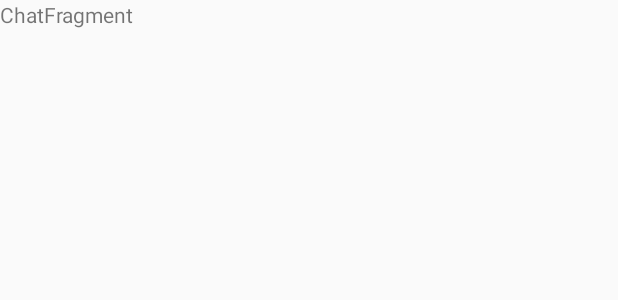
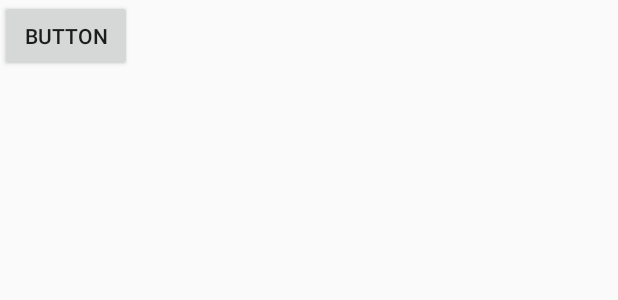
Before and after one commit to Pantsoffski/AuthorChatForAndroid, an Android app: the layout chat_fragment.xml on its own in the app's theme, with its tools: preview values and no code run, on a phone screen of 412 x 824 dp. Shown: the top 300 px of the screen. Run offline under Robolectric (Android 15) with nearby library versions, the phone set to English and light mode, and no system bars.

Commit message:
Started Chat Fragment development.

```diff
--- a/app/src/main/java/pl/ordin/authorchat/app/AppComponent.kt
+++ b/app/src/main/java/pl/ordin/authorchat/app/AppComponent.kt
@@ -5,6 +5,7 @@ import dagger.BindsInstance
 import dagger.Component
 import dagger.android.support.AndroidSupportInjectionModule
 import pl.ordin.authorchat.main.MainModule
+import pl.ordin.authorchat.main.chat.ChatModule
 import pl.ordin.authorchat.main.login.LoginModule
 import pl.ordin.data.network.http.HttpModule
 import pl.ordin.utility.sharedpreferences.SharedPreferencesModule
@@ -16,6 +17,7 @@ import javax.inject.Singleton
         AndroidSupportInjectionModule::class,
         MainModule::class,
         LoginModule::class,
+        ChatModule::class,
         HttpModule::class,
         SharedPreferencesModule::class
     ]
--- a/app/src/main/java/pl/ordin/authorchat/main/chat/ChatViewModel.kt
+++ b/app/src/main/java/pl/ordin/authorchat/main/chat/ChatViewModel.kt
@@ -1,7 +1,8 @@
 package pl.ordin.authorchat.main.chat
 
 import androidx.lifecycle.ViewModel;
+import javax.inject.Inject
 
-class ChatViewModel : ViewModel() {
+class ChatViewModel @Inject constructor() : ViewModel() {
     // TODO: Implement the ViewModel
 }
--- a/app/src/main/res/layout/chat_fragment.xml
+++ b/app/src/main/res/layout/chat_fragment.xml
@@ -1,14 +1,22 @@
 <?xml version="1.0" encoding="utf-8"?>
-<FrameLayout
+<androidx.constraintlayout.widget.ConstraintLayout
         xmlns:android="http://schemas.android.com/apk/res/android"
-        xmlns:tools="http://schemas.android.com/tools"
+        xmlns:app="http://schemas.android.com/apk/res-auto" xmlns:tools="http://schemas.android.com/tools"
         android:layout_width="match_parent"
         android:layout_height="match_parent"
         tools:context=".main.chat.ChatFragment">
 
-    <TextView
+
+    <LinearLayout
+            android:orientation="horizontal"
             android:layout_width="match_parent"
-            android:layout_height="match_parent"
-            android:text="ChatFragment"/>
-
-</FrameLayout>
+            android:layout_height="wrap_content"
+            app:layout_constraintTop_toTopOf="parent" app:layout_constraintStart_toStartOf="parent"
+            app:layout_constraintEnd_toEndOf="parent"
+    >
+        <Button
+                android:text="Button"
+                android:layout_width="wrap_content"
+                android:layout_height="wrap_content" android:id="@+id/button"/>
+    </LinearLayout>
+</androidx.constraintlayout.widget.ConstraintLayout>
```
Also changed, not shown: app/src/main/java/pl/ordin/authorchat/main/chat/ChatFragment.kt (+16 -5 lines), app/src/main/java/pl/ordin/authorchat/main/chat/ChatModule.kt (added, +11 -0 lines), app/src/main/java/pl/ordin/authorchat/main/login/LoginFragment.kt (+7 -4 lines), app/src/main/res/layout/item_message.xml (added, +57 -0 lines).
